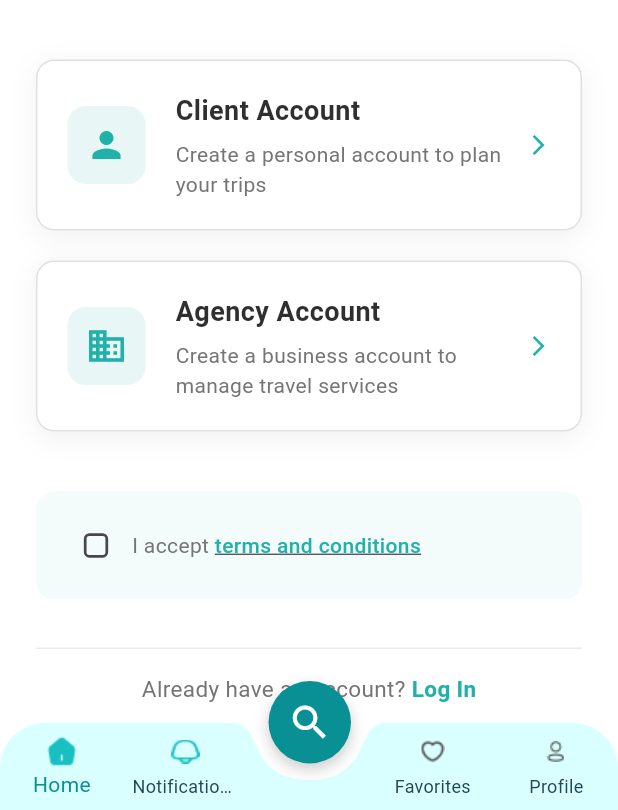
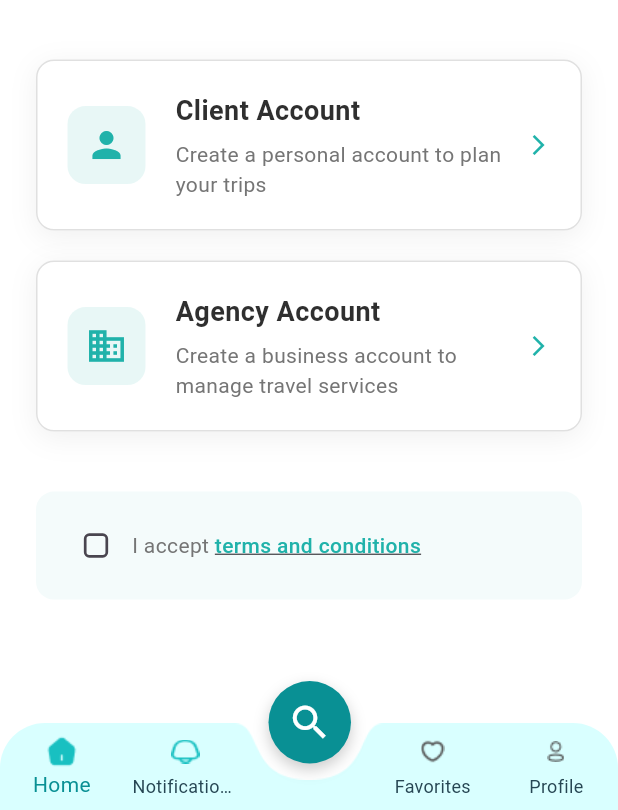
Before and after one commit to yousraKass/TripTip, a Flutter app: the SignUpChoicePage screen opened by its route, on a phone screen of 412 x 824 dp, the part 426-1236 px from its top. Run offline on Flutter 3.47's test engine with Material 3 defaults, Android fonts, the phone set to English and light mode, and no system bars; our stand-ins replace carousel_slider, image_picker.

Commit message:
Update SignUpAsScreen.dart

```diff
--- a/lib/views/screens/shared/SignUpAsScreen.dart
+++ b/lib/views/screens/shared/SignUpAsScreen.dart
@@ -122,38 +122,7 @@ class SignUpChoicePage extends StatelessWidget {
                   const SizedBox(height: 32),
 
                   // Enhanced login link
-                  Container(
-                    width: double.infinity,
-                    padding: EdgeInsets.symmetric(vertical: 16),
-                    decoration: BoxDecoration(
-                      border: Border(
-                        top: BorderSide(color: Colors.grey.withOpacity(0.2)),
-                      ),
-                    ),
-                    child: Row(
-                      mainAxisAlignment: MainAxisAlignment.center,
-                      children: [
-                        const Text(
-                          'Already have an account? ',
-                          style: TextStyle(
-                            color: Color(0xFF757575),
-                            fontSize: 15,
-                          ),
-                        ),
-                        GestureDetector(
-                          onTap: () {},
-                          child: const Text(
-                            'Log In',
-                            style: TextStyle(
-                              color: Color(0xFF20B2AA),
-                              fontWeight: FontWeight.bold,
-                              fontSize: 15,
-                            ),
-                          ),
-                        ),
-                      ],
-                    ),
-                  ),
+
                 ],
               ),
             ),
```
